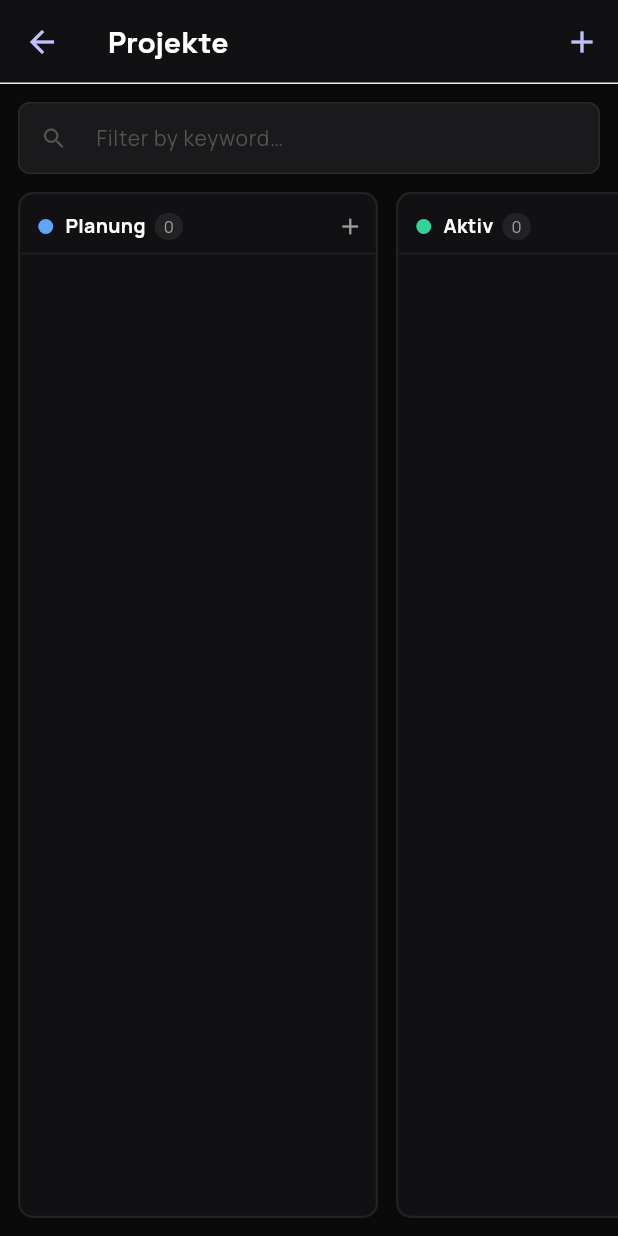
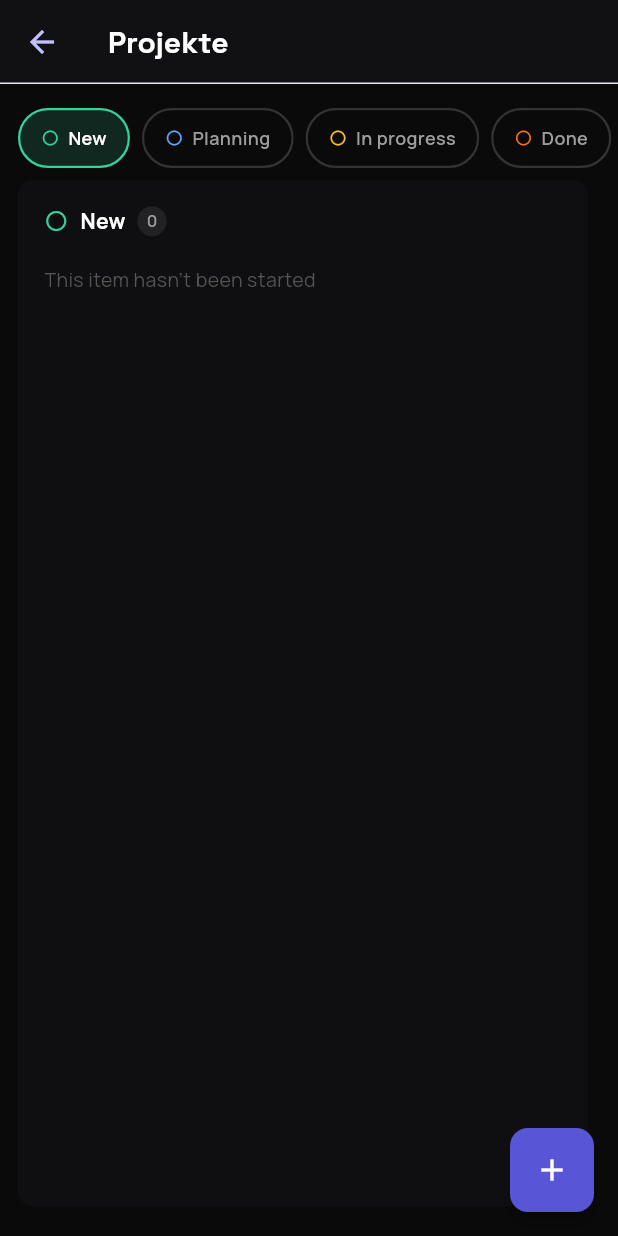
Before and after one commit to infinte15/Everything-app, a Flutter app: the ProjectsScreen screen opened by its route, on a phone screen of 412 x 824 dp. Run offline on Flutter 3.47's test engine with Material 3 defaults, Android fonts, the phone set to English and light mode, and no system bars; our stand-ins replace fl_chart, flutter_secure_storage, go_router, google_fonts; accounts and stored records are empty; network calls fail.

Commit message:
Projects Space überarbeiten

```diff
--- a/Everything-app-frontend/everything_app/lib/screens/projects/projects_screen.dart
+++ b/Everything-app-frontend/everything_app/lib/screens/projects/projects_screen.dart
@@ -7,10 +7,10 @@ import '../../models/project.dart';
 
 // ─── Column definitions ───────────────────────────────────────────────────────
 const _columns = [
-  _ColDef('PLANNING',   'Planung',        Color(0xFF60A5FA), ''),
-  _ColDef('ACTIVE',     'Aktiv',          Color(0xFF34D399), ''),
-  _ColDef('ON_HOLD',    'Pausiert',       Color(0xFFFBBF24), ''),
-  _ColDef('COMPLETED',  'Abgeschlossen',  Color(0xFF5856D6), ''),
+  _ColDef('PLANNING',     'New',          Color(0xFF34D399), 'This item hasn\'t been started'),
+  _ColDef('ON_HOLD',      'Planning',     Color(0xFF60A5FA), 'This is ready to be picked up'),
+  _ColDef('IN_PROGRESS',  'In progress',  Color(0xFFFBBF24), 'This is actively being worked on'),
+  _ColDef('COMPLETED',    'Done',         Color(0xFFF97316), 'This has been completed'),
 ];
 
 class _ColDef {
@@ -29,21 +29,19 @@ class ProjectsScreen extends StatefulWidget {
 }
 
 class _ProjectsScreenState extends State<ProjectsScreen> {
-  final _searchCtrl = TextEditingController();
-  String _query = '';
-  String? _draggingProjectId;
+  final PageController _pageCtrl = PageController();
+  int _currentPage = 0;
 
   @override
   void initState() {
     super.initState();
     WidgetsBinding.instance.addPostFrameCallback((_) =>
         context.read<ProjectProvider>().loadProjects());
-    _searchCtrl.addListener(() => setState(() => _query = _searchCtrl.text.toLowerCase()));
   }
 
   @override
   void dispose() {
-    _searchCtrl.dispose();
+    _pageCtrl.dispose();
     super.dispose();
   }
 
@@ -59,9 +57,7 @@ class _ProjectsScreenState extends State<ProjectsScreen> {
   @override
   Widget build(BuildContext context) {
     final provider = context.watch<ProjectProvider>();
-    final projects = provider.projects
-        .where((p) => _query.isEmpty || p.name.toLowerCase().contains(_query))
-        .toList();
+    final projects = provider.projects;
 
     return Scaffold(
       backgroundColor: const Color(0xFF0A0A0B),
@@ -70,65 +66,120 @@ class _ProjectsScreenState extends State<ProjectsScreen> {
         elevation: 0,
         leading: const BackButton(color: Color(0xFFC2C1FF)),
         title: Text('Projekte', style: GoogleFonts.spaceGrotesk(color: Colors.white, fontWeight: FontWeight.bold, fontSize: 20)),
-        actions: [
-          IconButton(
-            icon: const Icon(Icons.add, color: Color(0xFFC2C1FF)),
+      ),
+      floatingActionButton: FloatingActionButton(
+        backgroundColor: const Color(0xFF5856D6),
+        shape: RoundedRectangleBorder(borderRadius: BorderRadius.circular(12)),
         onPressed: () => _openCreate(),
-          ),
-        ],
+        child: const Icon(Icons.add, color: Colors.white),
       ),
       body: provider.isLoading
           ? const Center(child: CircularProgressIndicator(color: Color(0xFF5856D6)))
-          : Column(
+          : LayoutBuilder(
+              builder: (context, constraints) {
+                final isNarrow = constraints.maxWidth < 600;
+                return Column(
                   children: [
-                // Search bar
-                Padding(
-                  padding: const EdgeInsets.fromLTRB(12, 12, 12, 0),
-                  child: TextField(
-                    controller: _searchCtrl,
-                    style: const TextStyle(color: Colors.white, fontSize: 14),
-                    decoration: InputDecoration(
-                      hintText: 'Filter by keyword…',
-                      hintStyle: const TextStyle(color: Color(0xFF555555)),
-                      prefixIcon: const Icon(Icons.search, color: Color(0xFF555555), size: 18),
-                      filled: true,
-                      fillColor: const Color(0xFF1A1A1C),
-                      border: OutlineInputBorder(borderRadius: BorderRadius.circular(8), borderSide: const BorderSide(color: Color(0xFF2A2A2D))),
-                      enabledBorder: OutlineInputBorder(borderRadius: BorderRadius.circular(8), borderSide: const BorderSide(color: Color(0xFF2A2A2D))),
-                      focusedBorder: OutlineInputBorder(borderRadius: BorderRadius.circular(8), borderSide: const BorderSide(color: Color(0xFF5856D6))),
-                      contentPadding: const EdgeInsets.symmetric(vertical: 10),
-                      isDense: true,
+                    const SizedBox(height: 16),
+                    // Narrow: column tab strip
+                    if (isNarrow) _buildColumnTabStrip(),
+                    Expanded(
+                      child: isNarrow
+                          ? _buildPageView(projects)
+                          : _buildWideRow(projects),
+                    ),
+                  ],
+                );
+              },
+            ),
+    );
+  }
+
+  Widget _buildColumnTabStrip() {
+    return SizedBox(
+      height: 40,
+      child: ListView.builder(
+        scrollDirection: Axis.horizontal,
+        padding: const EdgeInsets.symmetric(horizontal: 12),
+        itemCount: _columns.length,
+        itemBuilder: (_, i) {
+          final col = _columns[i];
+          final isSelected = _currentPage == i;
+          return GestureDetector(
+            onTap: () {
+              _pageCtrl.animateToPage(i, duration: const Duration(milliseconds: 250), curve: Curves.easeInOut);
+              setState(() => _currentPage = i);
+            },
+            child: AnimatedContainer(
+              duration: const Duration(milliseconds: 150),
+              margin: const EdgeInsets.only(right: 8),
+              padding: const EdgeInsets.symmetric(horizontal: 14, vertical: 6),
+              decoration: BoxDecoration(
+                color: isSelected ? col.color.withOpacity(0.15) : Colors.transparent,
+                borderRadius: BorderRadius.circular(20),
+                border: Border.all(
+                  color: isSelected ? col.color : const Color(0xFF333336),
+                  width: 1.5,
                 ),
               ),
+              child: Row(
+                mainAxisSize: MainAxisSize.min,
+                children: [
+                  Icon(Icons.radio_button_unchecked, color: col.color, size: 12),
+                  const SizedBox(width: 6),
+                  Text(col.label, style: TextStyle(color: isSelected ? Colors.white : Colors.grey, fontSize: 12, fontWeight: FontWeight.w600)),
+                ],
               ),
-                const SizedBox(height: 12),
-                // Kanban board
-                Expanded(
-                  child: ListView(
-                    scrollDirection: Axis.horizontal,
-                    padding: const EdgeInsets.symmetric(horizontal: 12),
-                    children: _columns.map((col) {
+            ),
+          );
+        },
+      ),
+    );
+  }
+
+  Widget _buildPageView(List<Project> projects) {
+    return PageView.builder(
+      controller: _pageCtrl,
+      onPageChanged: (i) => setState(() => _currentPage = i),
+      itemCount: _columns.length,
+      itemBuilder: (_, i) {
+        final col = _columns[i];
         final colProjects = projects.where((p) => p.status == col.status).toList();
-                      return _KanbanColumn(
-                        colDef: col,
-                        projects: colProjects,
-                        isDragging: _draggingProjectId != null,
-                        onDrop: (project) {
-                          final updated = project.copyWith(status: col.status);
-                          context.read<ProjectProvider>().updateProject(updated);
-                          setState(() => _draggingProjectId = null);
-                        },
-                        onDragStart: (id) => setState(() => _draggingProjectId = id),
-                        onDragEnd: () => setState(() => _draggingProjectId = null),
+        return Padding(
+          padding: const EdgeInsets.fromLTRB(12, 8, 12, 12),
+          child: _KanbanColumn(
+            colDef: col, projects: colProjects, isDragging: false,
+            onDrop: (p) => context.read<ProjectProvider>().updateProject(p.copyWith(status: col.status)),
+            onDragStart: (_) {}, onDragEnd: () {},
             onAdd: () => _openCreate(),
             onEdit: (p) => _openCreate(editing: p),
             onDelete: (p) => _confirmDelete(p),
             onTap: (p) => Navigator.push(context, MaterialPageRoute(builder: (_) => _ProjectDetailScreen(project: p))),
+          ),
+        );
+      },
+    );
+  }
+
+  Widget _buildWideRow(List<Project> projects) {
+    return Padding(
+      padding: const EdgeInsets.fromLTRB(12, 0, 12, 12),
+      child: Row(
+        crossAxisAlignment: CrossAxisAlignment.start,
+        children: _columns.map((col) {
+          final colProjects = projects.where((p) => p.status == col.status).toList();
+          return Expanded(
+            child: _KanbanColumn(
+              colDef: col, projects: colProjects, isDragging: false,
+              onDrop: (p) => context.read<ProjectProvider>().updateProject(p.copyWith(status: col.status)),
+              onDragStart: (_) {}, onDragEnd: () {},
+              onAdd: () => _openCreate(),
+              onEdit: (p) => _openCreate(editing: p),
+              onDelete: (p) => _confirmDelete(p),
+              onTap: (p) => Navigator.push(context, MaterialPageRoute(builder: (_) => _ProjectDetailScreen(project: p))),
+            ),
           );
         }).toList(),
-                  ),
-                ),
-              ],
       ),
     );
   }
@@ -194,42 +245,41 @@ class _KanbanColumnState extends State<_KanbanColumn> {
       builder: (ctx, candidates, _) {
         return AnimatedContainer(
           duration: const Duration(milliseconds: 150),
-          width: 240,
-          margin: const EdgeInsets.only(right: 12, bottom: 12),
+          width: double.infinity,
+          margin: const EdgeInsets.only(right: 8, bottom: 8),
           decoration: BoxDecoration(
-            color: _isHovered ? col.color.withOpacity(0.07) : const Color(0xFF111113),
+            color: _isHovered ? col.color.withOpacity(0.07) : const Color(0xFF0F0F11),
             borderRadius: BorderRadius.circular(10),
-            border: Border.all(color: _isHovered ? col.color.withOpacity(0.5) : const Color(0xFF222225), width: 1.5),
+            border: Border.all(color: _isHovered ? col.color.withOpacity(0.5) : Colors.transparent, width: 1.5),
           ),
           child: Column(
             crossAxisAlignment: CrossAxisAlignment.start,
             children: [
               // Column header
               Padding(
-                padding: const EdgeInsets.fromLTRB(12, 12, 8, 8),
+                padding: const EdgeInsets.fromLTRB(16, 16, 12, 12),
                 child: Row(
                   children: [
-                    Container(width: 10, height: 10, decoration: BoxDecoration(shape: BoxShape.circle, color: col.color, border: Border.all(color: Colors.transparent, width: 2))),
+                    Icon(Icons.radio_button_unchecked, color: col.color, size: 16),
                     const SizedBox(width: 8),
-                    Text(col.label, style: GoogleFonts.manrope(color: Colors.white, fontWeight: FontWeight.bold, fontSize: 13)),
-                    const SizedBox(width: 6),
+                    Text(col.label, style: GoogleFonts.manrope(color: Colors.white, fontWeight: FontWeight.bold, fontSize: 14)),
+                    const SizedBox(width: 8),
                     Container(
-                      padding: const EdgeInsets.symmetric(horizontal: 6, vertical: 1),
-                      decoration: BoxDecoration(color: const Color(0xFF222225), borderRadius: BorderRadius.circular(10)),
-                      child: Text('$count', style: const TextStyle(color: Colors.grey, fontSize: 11)),
-                    ),
-                    const Spacer(),
-                    GestureDetector(
-                      onTap: widget.onAdd,
-                      child: const Icon(Icons.add, color: Colors.grey, size: 18),
+                      padding: const EdgeInsets.symmetric(horizontal: 6, vertical: 2),
+                      decoration: BoxDecoration(color: const Color(0xFF222225), borderRadius: BorderRadius.circular(12)),
+                      child: Text('$count', style: const TextStyle(color: Colors.grey, fontSize: 11, fontWeight: FontWeight.w600)),
                     ),
                   ],
                 ),
               ),
-              const Divider(color: Color(0xFF222225), height: 1),
-              // Cards
+              // Cards or Empty state
               Expanded(
-                child: ListView.builder(
+                child: count == 0
+                  ? Padding(
+                      padding: const EdgeInsets.only(left: 16.0, top: 8.0),
+                      child: Text(col.hint, style: const TextStyle(color: Color(0xFF555555), fontSize: 13)),
+                    )
+                  : ListView.builder(
                   padding: const EdgeInsets.all(8),
                   itemCount: widget.projects.length,
                   itemBuilder: (_, i) => _ProjectKanbanCard(
@@ -338,10 +388,6 @@ class _ProjectKanbanCard extends StatelessWidget {
           const SizedBox(height: 8),
           Row(
             children: [
-              const Icon(Icons.task_alt, size: 11, color: Colors.grey),
-              const SizedBox(width: 3),
-              Text('${project.tasksCompleted}/${project.tasksTotal}', style: const TextStyle(color: Colors.grey, fontSize: 10)),
-              const SizedBox(width: 8),
               const Icon(Icons.repeat, size: 11, color: Colors.grey),
               const SizedBox(width: 3),
               Text('${project.weeklySessionCount}×/Wo · ${project.sessionDurationMinutes ~/ 60}h', style: const TextStyle(color: Colors.grey, fontSize: 10)),
@@ -381,14 +427,6 @@ class _ProjectDetailScreen extends StatelessWidget {
       body: ListView(
         padding: const EdgeInsets.all(16),
         children: [
-          // Status + progress
-          Row(children: [
-            _Chip(project.statusLabel),
-            const SizedBox(width: 8),
-            _Chip('${project.completionPercentage}%'),
-            const SizedBox(width: 8),
-            _Chip('${project.tasksCompleted}/${project.tasksTotal} Tasks'),
-          ]),
           const SizedBox(height: 16),
           ClipRRect(
             borderRadius: BorderRadius.circular(6),
@@ -452,7 +490,7 @@ class _CreateProjectSheet extends StatefulWidget {
 class _CreateProjectSheetState extends State<_CreateProjectSheet> {
   final _nameCtrl = TextEditingController();
   final _descCtrl = TextEditingController();
-  String _status = 'PLANNING';
+  String _status = 'NEW';
   DateTime? _startDate;
   DateTime? _targetEnd;
   int _sessions = 3;
```
Also changed, not shown: 2 other files. Lines whose indentation alone changed are shown as unchanged.
